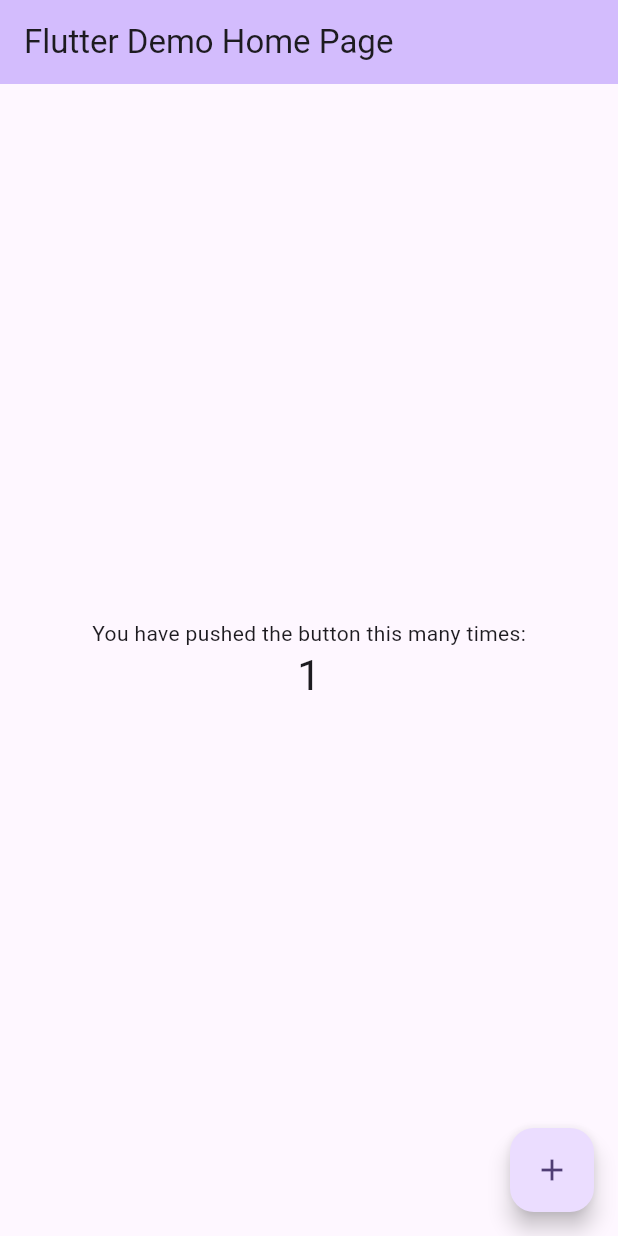
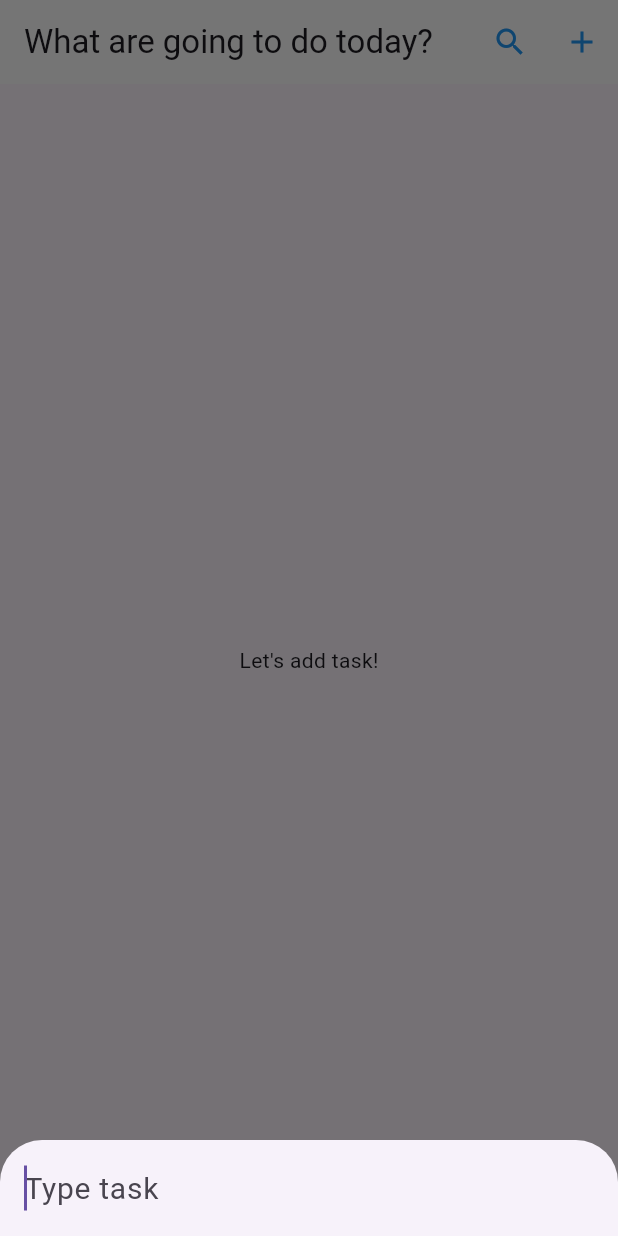
Before and after one commit to SumeyyeAydogan/to_do_app_with_cubit, a Flutter app: the screen it shows after launch, after a tap on the "add" icon, on a phone screen of 412 x 824 dp. Run offline on Flutter 3.47's test engine with Material 2 defaults, Android fonts, the light colour scheme and no system bars; our stand-ins replace flutter_datetime_picker, get_it, hive_flutter; missing offline and left inert: dart:ffi; accounts and stored records are empty.

Commit message:
datetime problem

```diff
--- /dev/null
+++ b/lib/data/local_storage.dart
@@ -0,0 +1,57 @@
+import 'dart:ffi';
+
+import 'package:hive_flutter/adapters.dart';
+import 'package:to_do_app_with_cubit/features/model/task_model.dart';
+
+abstract class LocalStorage {
+  Future<void> addTask({required Task task});
+  Future<Task?> getTask({required String id});
+  Future<List<Task>?> getAllTask();
+  Future<bool> deleteTask({required Task task});
+  Future<Task?> updateTask({required Task task});
+}
+
+class HiveLocalStorage extends LocalStorage {
+  late Box<Task> _taskBox;
+
+  HiveLocalStorage() {
+    _taskBox = Hive.box<Task>('tasks');
+  }
+
+  @override
+  Future<void> addTask({required Task task}) async {
+    await _taskBox.put(task.id, task);
+  }
+
+  @override
+  Future<bool> deleteTask({required Task task}) async {
+    await _taskBox.delete(task.id);
+    return true;
+  }
+
+  @override
+  Future<List<Task>?> getAllTask() async {
+    List<Task> _allTask = <Task>[];
+    _allTask = _taskBox.values.toList();
+
+    if (_allTask.isNotEmpty) {
+      //_allTask.sort((Task a, Task b) => a.createdAt.compareTo(b.createdAt));
+      //Burda non-nullable hatası alıyorum
+    }
+    return _allTask;
+  }
+
+  @override
+  Future<Task?> getTask({required String id}) async {
+    if (_taskBox.containsKey(id)) {
+      _taskBox.get(id);
+    } else {
+      return null;
+    }
+  }
+
+  @override
+  Future<Task?> updateTask({required Task task}) async{
+    task.save();
+  }
+}
--- /dev/null
+++ b/lib/features/model/task_model.dart
@@ -0,0 +1,31 @@
+import 'package:flutter/material.dart';
+import 'package:hive_flutter/adapters.dart';
+import 'package:uuid/uuid.dart';
+part 'task_model.g.dart';
+
+@HiveType(typeId: 1)
+class Task extends HiveObject {
+  @HiveField(0)
+  final String id;
+
+  @HiveField(1)
+  String name;
+
+  @HiveField(2)
+  final DateTime? createdAt;
+
+  @HiveField(3)
+  bool isCompleted;
+
+  Task(
+      {required this.id,
+      required this.name,
+      required this.createdAt,
+      required this.isCompleted});
+
+  factory Task.create({required String name, required DateTime? createdAt}) {
+    return Task(
+        id: const Uuid().v1(), name: name, createdAt: createdAt, isCompleted: false);
+  }
+  //factory ile constractor döndürdük, name ve createdAt parametreleri ben gönderiyorum, idsini paket oluşturuyor
+}
--- /dev/null
+++ b/lib/features/view/home_view.dart
@@ -0,0 +1,125 @@
+import 'package:flutter/material.dart';
+import 'package:flutter_datetime_picker/flutter_datetime_picker.dart';
+import 'package:to_do_app_with_cubit/data/local_storage.dart';
+import 'package:to_do_app_with_cubit/features/model/task_model.dart';
+import 'package:to_do_app_with_cubit/features/widget/task_list_item.dart';
+
+import '../../main.dart';
+
+class HomePage extends StatefulWidget {
+  const HomePage({Key? key}) : super(key: key);
+
+  @override
+  State<HomePage> createState() => _HomePageState();
+}
+
+class _HomePageState extends State<HomePage> {
+  late TimeOfDay nowTime;
+  late List<Task>? _allTasks;
+  late LocalStorage _localStorage;
+
+  @override
+  void initState() {
+    super.initState();
+    _localStorage = locator<LocalStorage>();
+    nowTime = TimeOfDay.now();
+    _allTasks = <Task>[];
+    _getAllTaskFromDb();
+  }
+
+  @override
+  Widget build(BuildContext context) {
+    return Scaffold(
+        appBar: AppBar(
+          title: GestureDetector(
+              onTap: () => _showAddTaskBottomSheet(context),
+              child: Text("What are going to do today?")),
+          centerTitle: false,
+          actions: [
+            IconButton(onPressed: () {}, icon: const Icon(Icons.search)),
+            IconButton(
+                onPressed: () =>
+                    _showAddTaskBottomSheet(context), //sor bu kısmı
+                icon: const Icon(Icons.add)),
+          ],
+        ),
+        body: _allTasks!.isNotEmpty
+            ? ListView.builder(
+                itemBuilder: (context, index) {
+                  var thisTask = _allTasks![index];
+                  return Dismissible(
+                    //yana kaydırınca silmek için
+                    background: const Align(
+                        alignment: Alignment.centerLeft,
+                        child: Icon(
+                          Icons.delete,
+                          color: Colors.grey,
+                        )),
+                    key: Key(thisTask.id),
+                    onDismissed: (direction) {
+                      _allTasks!.removeAt(index);
+                      _localStorage.deleteTask(task: thisTask);
+                      setState(() {});
+                    },
+                    child: TaskItem(task: thisTask),
+                  );
+                },
+                itemCount: _allTasks!.length,
+              )
+            : const Center(
+                child: Text("Let's add task!"),
+              ));
+  }
+
+  _showAddTaskBottomSheet(BuildContext context) {
+    showModalBottomSheet(
+        context: context,
+        builder: (context) {
+          return Container(
+            padding: EdgeInsets.only(
+                bottom: MediaQuery.of(context)
+                    .viewInsets
+                    .bottom), //klavyenin üstüne koyar
+            width: MediaQuery.of(context).size.width,
+            child: ListTile(
+              title: TextField(
+                autofocus: true,
+                style: const TextStyle(fontSize: 20),
+                decoration: const InputDecoration(
+                  hintText: "Type task",
+                  border: InputBorder.none, //alttatki çizgiyi kaldırdı
+                ),
+                onSubmitted: (value) {
+                  Navigator.of(context).pop();
+                  if (value.length > 3) {
+                    /* showTimePicker(context: context, initialTime: nowTime)
+                        .then((time) async {
+                      var newAddedTask =
+                          Task.create(name: value, createdAt: time);
+                      //debugPrint(time!.format(context));
+                      _allTasks!.insert(0, newAddedTask);
+                      await _localStorage.addTask(task: newAddedTask);
+                      setState(() {});
+                    }); */
+                    DatePicker.showTimePicker(context, showSecondsColumn: false, onConfirm: (time) async {
+                      var newAddedTask =
+                          Task.create(name: value, createdAt: time);
+                      _allTasks!.insert(0, newAddedTask);
+                      await _localStorage.addTask(task: newAddedTask);
+                      setState(() {});
+                    },);
+                  }
+
+
+                },
+              ),
+            ),
+          );
+        });
+  }
+
+  void _getAllTaskFromDb() async {
+    _allTasks = await _localStorage.getAllTask();
+    setState(() {});
+  }
+}
--- a/lib/main.dart
+++ b/lib/main.dart
@@ -1,6 +1,36 @@
 import 'package:flutter/material.dart';
+import 'package:flutter/services.dart';
+import 'package:get_it/get_it.dart';
+import 'package:hive_flutter/hive_flutter.dart';
+import 'package:to_do_app_with_cubit/data/local_storage.dart';
+import 'package:to_do_app_with_cubit/features/model/task_model.dart';
+import 'package:to_do_app_with_cubit/features/view/home_view.dart';
 
-void main() {
+final locator = GetIt.instance;
+
+void setUp() {
+  locator.registerSingleton<LocalStorage>(HiveLocalStorage());
+}
+
+Future<void> setUpHive() async {
+  await Hive.initFlutter();
+  Hive.registerAdapter(TaskAdapter());
+  var taskBox = await Hive.openBox<Task>('tasks');
+  /* taskBox.values.forEach((element) {
+    if (element.createdAt!.hour != DateTime.now().day) {
+      taskBox.delete(element.id);
+    }
+  }); */
+}
+
+Future<void> main() async {
+  WidgetsFlutterBinding
+      .ensureInitialized(); //runApp'ten önce çalışması gereken işlemler varsa yazılmalıdır.
+  SystemChrome.setSystemUIOverlayStyle(
+    const SystemUiOverlayStyle(statusBarColor: Colors.transparent),
+  );
+  await setUpHive();
+  setUp();
   runApp(const MyApp());
 }
 
@@ -11,115 +41,18 @@ class MyApp extends StatelessWidget {
   @override
   Widget build(BuildContext context) {
     return MaterialApp(
+      debugShowCheckedModeBanner: false,
       title: 'Flutter Demo',
       theme: ThemeData(
-        // This is the theme of your application.
-        //
-        // TRY THIS: Try running your application with "flutter run". You'll see
-        // the application has a blue toolbar. Then, without quitting the app,
-        // try changing the seedColor in the colorScheme below to Colors.green
-        // and then invoke "hot reload" (save your changes or press the "hot
-        // reload" button in a Flutter-supported IDE, or press "r" if you used
-        // the command line to start the app).
-        //
-        // Notice that the counter didn't reset back to zero; the application
-        // state is not lost during the reload. To reset the state, use hot
-        // restart instead.
-        //
-        // This works for code too, not just values: Most code changes can be
-        // tested with just a hot reload.
-        colorScheme: ColorScheme.fromSeed(seedColor: Colors.deepPurple),
+        primarySwatch: Colors.blue,
+        appBarTheme: const AppBarTheme(
+          backgroundColor: Colors.white,
+          elevation: 0,
+          iconTheme: IconThemeData(color: Colors.blue),
+        ),
         useMaterial3: true,
       ),
-      home: const MyHomePage(title: 'Flutter Demo Home Page'),
+      home: const HomePage(),
     );
   }
 }
-
-class MyHomePage extends StatefulWidget {
-  const MyHomePage({super.key, required this.title});
-
-  // This widget is the home page of your application. It is stateful, meaning
-  // that it has a State object (defined below) that contains fields that affect
-  // how it looks.
-
-  // This class is the configuration for the state. It holds the values (in this
-  // case the title) provided by the parent (in this case the App widget) and
-  // used by the build method of the State. Fields in a Widget subclass are
-  // always marked "final".
-
-  final String title;
-
-  @override
-  State<MyHomePage> createState() => _MyHomePageState();
-}
-
-class _MyHomePageState extends State<MyHomePage> {
-  int _counter = 0;
-
-  void _incrementCounter() {
-    setState(() {
-      // This call to setState tells the Flutter framework that something has
-      // changed in this State, which causes it to rerun the build method below
-      // so that the display can reflect the updated values. If we changed
-      // _counter without calling setState(), then the build method would not be
-      // called again, and so nothing would appear to happen.
-      _counter++;
-    });
-  }
-
-  @override
-  Widget build(BuildContext context) {
-    // This method is rerun every time setState is called, for instance as done
-    // by the _incrementCounter method above.
-    //
-    // The Flutter framework has been optimized to make rerunning build methods
-    // fast, so that you can just rebuild anything that needs updating rather
-    // than having to individually change instances of widgets.
-    return Scaffold(
-      appBar: AppBar(
-        // TRY THIS: Try changing the color here to a specific color (to
-        // Colors.amber, perhaps?) and trigger a hot reload to see the AppBar
-        // change color while the other colors stay the same.
-        backgroundColor: Theme.of(context).colorScheme.inversePrimary,
-        // Here we take the value from the MyHomePage object that was created by
-        // the App.build method, and use it to set our appbar title.
-        title: Text(widget.title),
-      ),
-      body: Center(
-        // Center is a layout widget. It takes a single child and positions it
-        // in the middle of the parent.
-        child: Column(
-          // Column is also a layout widget. It takes a list of children and
-          // arranges them vertically. By default, it sizes itself to fit its
-          // children horizontally, and tries to be as tall as its parent.
-          //
-          // Column has various properties to control how it sizes itself and
-          // how it positions its children. Here we use mainAxisAlignment to
-          // center the children vertically; the main axis here is the vertical
-          // axis because Columns are vertical (the cross axis would be
-          // horizontal).
-          //
-          // TRY THIS: Invoke "debug painting" (choose the "Toggle Debug Paint"
-          // action in the IDE, or press "p" in the console), to see the
-          // wireframe for each widget.
-          mainAxisAlignment: MainAxisAlignment.center,
-          children: <Widget>[
-            const Text(
-              'You have pushed the button this many times:',
-            ),
-            Text(
-              '$_counter',
-              style: Theme.of(context).textTheme.headlineMedium,
-            ),
-          ],
-        ),
-      ),
-      floatingActionButton: FloatingActionButton(
-        onPressed: _incrementCounter,
-        tooltip: 'Increment',
-        child: const Icon(Icons.add),
-      ), // This trailing comma makes auto-formatting nicer for build methods.
-    );
-  }
-}
```
Also changed, not shown: lib/features/widget/task_list_item.dart (added, +87 -0 lines), pubspec.yaml (+9 -0 lines), lib/features/model/task_model.g.dart (added), pubspec.lock, 1 other file.
